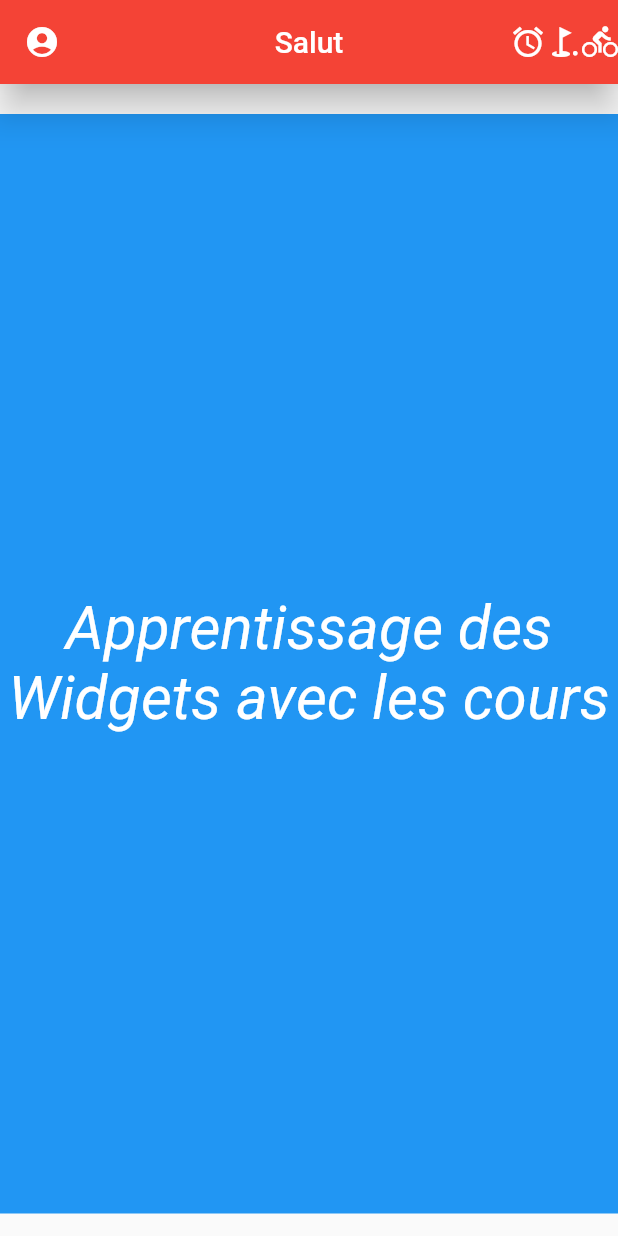
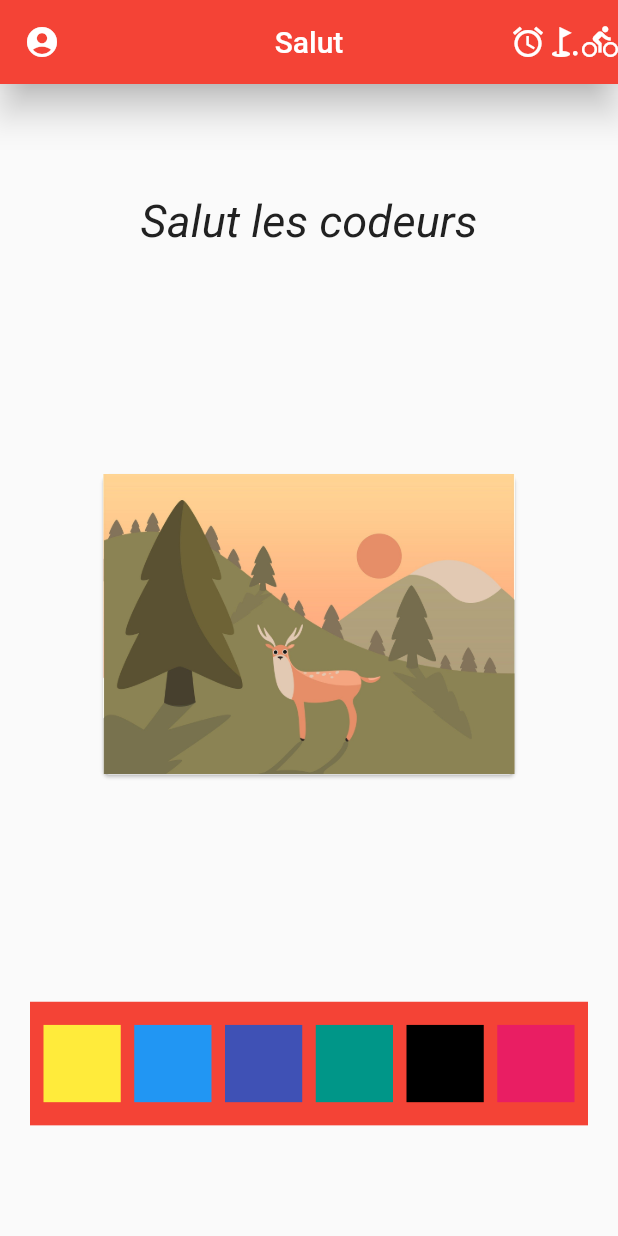
Before and after one commit to Lebeil/flutter_mobile, a Flutter app: the screen it shows after launch, on a phone screen of 412 x 824 dp. Run offline on Flutter 3.47's test engine with Material 2 defaults, Android fonts, the phone set to English and light mode, and no system bars.

Commit message:
add column & row

```diff
--- a/lib/main.dart
+++ b/lib/main.dart
@@ -1,10 +1,12 @@
 import 'package:flutter/material.dart';
 
 void main(){
-  runApp(new MyApp());
+  runApp(const MyApp());
 }
 
 class MyApp extends StatelessWidget {
+  const MyApp({Key? key}) : super(key: key);
+
 
   @override
   Widget build(BuildContext context) {
@@ -29,6 +31,7 @@ class Home extends StatefulWidget {
 class _Home extends State<Home> {
   @override
   Widget build(BuildContext context) {
+    double largeur = MediaQuery.of(context).size.width;
     // TODO: implement build
     return Scaffold(
       appBar: AppBar(
@@ -39,25 +42,71 @@ class _Home extends State<Home> {
             Icon(Icons.golf_course),
             Icon(Icons.directions_bike),
           ],
-          elevation: 10.0,
+          elevation: 10,
           centerTitle: true,
       ),
-      body: Container(
-        color: Colors.blue,
-        margin: const EdgeInsets.only(top: 20.0, bottom: 15.0),
-        child: const Center(
-          child: Text(
-            'Apprentissage des Widgets avec les cours Flutter',
-            textAlign: TextAlign.center,
-            textScaleFactor: 2.0,
-            style: TextStyle(
-              color: Colors.white,
-              fontSize: 20.0,
-              fontStyle: FontStyle.italic,
+      body: Center(
+        child: Column(
+          mainAxisAlignment: MainAxisAlignment.spaceAround,
+          children: <Widget>[
+            Text('Salut les codeurs',
+              style: TextStyle(
+                color: Colors.grey[900],
+                fontSize: 30,
+                fontStyle: FontStyle.italic,
+              ),
             ),
-            maxLines: 2,
-          ),
-        ),
+            Card(
+             child: SizedBox(
+               width: MediaQuery.of(context).size.width / 1.5,
+               height: 200,
+               child: Image.asset('images/landscape.jpg',
+                 fit: BoxFit.cover,
+               ),
+             ),
+            ),
+            Container(
+              height: largeur / 5,
+              color: Colors.red,
+              margin: const EdgeInsets.only(left:20, right: 20),
+              child: Row(
+                mainAxisAlignment: MainAxisAlignment.spaceEvenly,
+                children: <Widget>[
+                  Container(
+                    height: largeur / 8,
+                    width: largeur / 8,
+                    color: Colors.yellow,
+                  ),
+                  Container(
+                    height: largeur / 8,
+                    width: largeur / 8,
+                    color: Colors.blue,
+                  ),
+                  Container(
+                    height: largeur / 8,
+                    width: largeur / 8,
+                    color: Colors.indigo,
+                  ),
+                  Container(
+                    height: largeur / 8,
+                    width: largeur / 8,
+                    color: Colors.teal,
+                  ),
+                  Container(
+                    height: largeur / 8,
+                    width: largeur / 8,
+                    color: Colors.black,
+                  ),
+                  Container(
+                    height: largeur / 8,
+                    width: largeur / 8,
+                    color: Colors.pink,
+                  ),
+                ]
+              )
+            )
+          ]
+        )
       )
     );
   }
```
